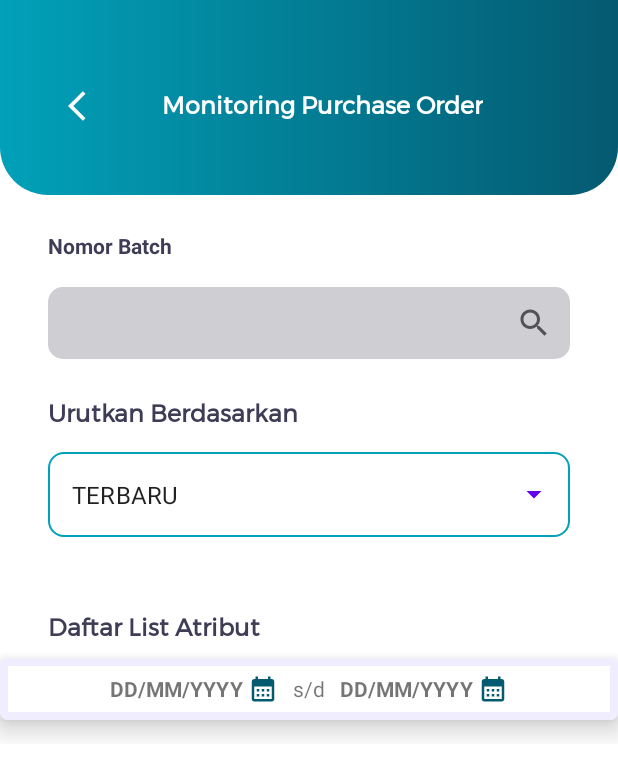
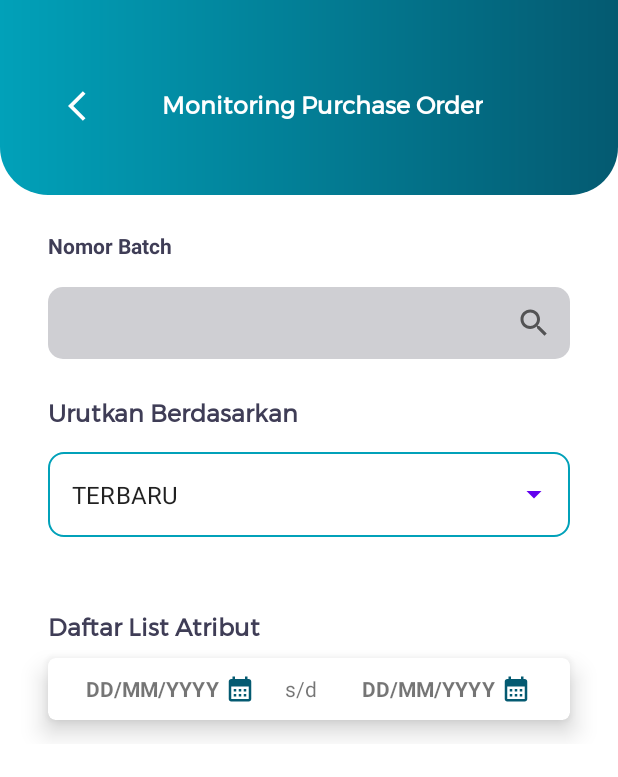
Before and after one commit to dinarsyamsul/MIMS, an Android app: the MonitoringPurchaseOrderActivity screen opened directly, with no data from a screen before it, on a phone screen of 412 x 824 dp. Shown: the top 777 px of the screen. Run offline under Robolectric (Android 15) with nearby library versions, the phone set to English and light mode, and no system bars; our stand-ins replace Dagger/Hilt's generated code; network calls fail; 1 statement that could not run was skipped.

Commit message:
Add Date Picker

```diff
--- a/app/src/main/java/dev/iconpln/mims/ui/role/pabrikan/arttribute_material/DataAtributMaterialActivity.kt
+++ b/app/src/main/java/dev/iconpln/mims/ui/role/pabrikan/arttribute_material/DataAtributMaterialActivity.kt
@@ -47,7 +47,7 @@ class DataAtributMaterialActivity : AppCompatActivity() {
 
         val materialDatePickerEnd = materialDateBuilderEnd.build()
 
-        binding.calStart.setOnClickListener {
+        binding.lyCalStart.setOnClickListener {
             materialDatePickerStart.show(supportFragmentManager, "MATERIAL_DATE_PICKER")
         }
 
@@ -55,7 +55,7 @@ class DataAtributMaterialActivity : AppCompatActivity() {
             binding.tvCalStart.text = materialDatePickerStart.headerText
         }
 
-        binding.calEnd.setOnClickListener {
+        binding.lyCalEnd.setOnClickListener {
             materialDatePickerEnd.show(supportFragmentManager, "MATERIAL_DATE_PICKER")
         }
 
--- a/app/src/main/java/dev/iconpln/mims/ui/role/pabrikan/purchase_order/MonitoringPurchaseOrderActivity.kt
+++ b/app/src/main/java/dev/iconpln/mims/ui/role/pabrikan/purchase_order/MonitoringPurchaseOrderActivity.kt
@@ -43,7 +43,7 @@ class MonitoringPurchaseOrderActivity : AppCompatActivity() {
 
         val materialDatePickerEnd = materialDateBuilderEnd.build()
 
-        binding.calStart.setOnClickListener {
+        binding.lyCalStart.setOnClickListener {
             materialDatePickerStart.show(supportFragmentManager, "MATERIAL_DATE_PICKER")
         }
 
@@ -51,7 +51,7 @@ class MonitoringPurchaseOrderActivity : AppCompatActivity() {
             binding.tvCalStart.text = materialDatePickerStart.headerText
         }
 
-        binding.calEnd.setOnClickListener {
+        binding.lyCalEnd.setOnClickListener {
             materialDatePickerEnd.show(supportFragmentManager, "MATERIAL_DATE_PICKER")
         }
 
--- a/app/src/main/res/layout/activity_monitoring_purchase_order_pabrikan.xml
+++ b/app/src/main/res/layout/activity_monitoring_purchase_order_pabrikan.xml
@@ -137,6 +137,8 @@
                 android:layout_height="wrap_content"
                 android:layout_marginTop="8dp"
                 android:layout_marginBottom="8dp"
+                android:layout_marginStart="32dp"
+                android:layout_marginEnd="32dp"
                 android:background="#F0EDFF"
                 android:paddingBottom="10dp"
                 app:cardCornerRadius="5dp"
@@ -148,14 +150,17 @@
                 <LinearLayout
                     android:layout_width="match_parent"
                     android:layout_height="wrap_content"
-                    android:background="#F0EDFF"
+                    android:orientation="horizontal"
+                    android:gravity="center"
                     android:padding="5dp">
 
                     <LinearLayout
-                        android:layout_width="match_parent"
+                        android:id="@+id/ly_cal_start"
+                        android:layout_width="wrap_content"
                         android:layout_height="wrap_content"
                         android:background="#FFFFFF"
                         android:gravity="center"
+                        android:layout_weight="1"
                         android:padding="5dp">
 
                         <TextView
@@ -170,14 +175,24 @@
                             android:id="@+id/cal_start"
                             android:layout_width="20dp"
                             android:layout_height="20dp"
-                            android:layout_marginStart="3dp"
+                            android:layout_marginStart="4dp"
                             android:background="@drawable/baseline_calendar_month_24" />
 
-                        <TextView
-                            android:layout_width="wrap_content"
-                            android:layout_height="wrap_content"
-                            android:layout_marginStart="10dp"
-                            android:text="s/d" />
+                    </LinearLayout>
+
+                    <TextView
+                        android:layout_width="wrap_content"
+                        android:layout_height="wrap_content"
+                        android:text="s/d" />
+
+                    <LinearLayout
+                        android:id="@+id/ly_cal_end"
+                        android:layout_width="wrap_content"
+                        android:layout_height="wrap_content"
+                        android:background="#FFFFFF"
+                        android:gravity="center"
+                        android:layout_weight="1"
+                        android:padding="5dp">
 
                         <TextView
                             android:id="@+id/tv_cal_end"
@@ -191,10 +206,10 @@
                             android:id="@+id/cal_end"
                             android:layout_width="20dp"
                             android:layout_height="20dp"
-                            android:layout_marginStart="3dp"
+                            android:layout_marginStart="4dp"
                             android:background="@drawable/baseline_calendar_month_24" />
+                    </LinearLayout>
 
-                    </LinearLayout>
                 </LinearLayout>
 
             </androidx.cardview.widget.CardView>
```
Also changed, not shown: app/src/main/res/layout/activity_data_atribut_material.xml (+20 -6 lines).
